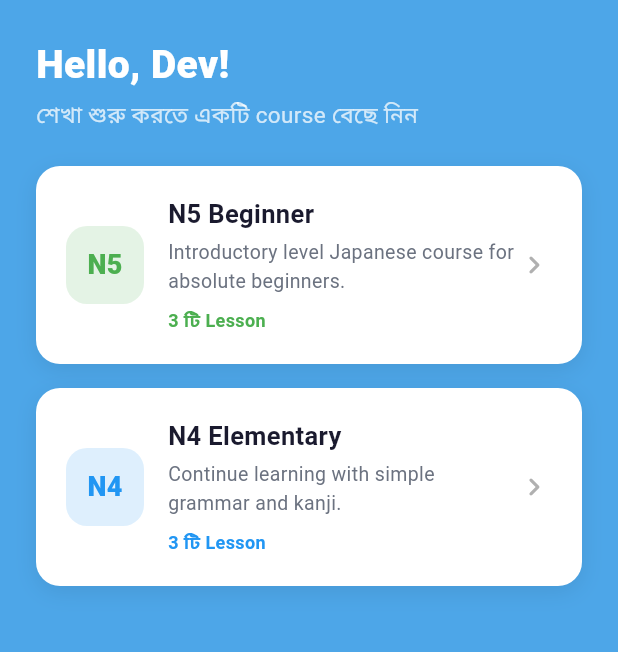
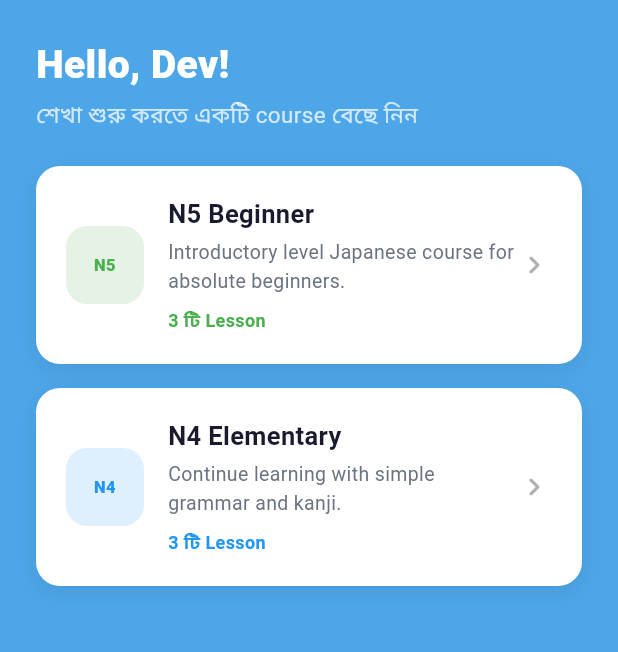
Before and after one commit to Faiaaz/EdTech-language-learning, a Flutter app: the CourseListScreen screen opened by its route, on a phone screen of 412 x 824 dp, the part 80-732 px from its top. Run offline on Flutter 3.47's test engine with Material 3 defaults, Android fonts, the phone set to English and light mode, and no system bars; our stand-ins replace get, shared_preferences, video_player; accounts and stored records are empty.

Commit message:
Fix Class 1 badge text wrapping in course card
Reduced font size from 18 to 11 and added textAlign center so
'Class 1' fits on one line in the 52x52px badge for Korean and
German courses.

https://claude.ai/code/session_01VXqu7MWNvWyVMXCkXwbNn2

```diff
--- a/lib/screens/course_list_screen.dart
+++ b/lib/screens/course_list_screen.dart
@@ -231,9 +231,10 @@ class _CourseCard extends StatelessWidget {
               child: Center(
                 child: Text(
                   course.level,
+                  textAlign: TextAlign.center,
                   style: TextStyle(
                     color: badgeColor,
-                    fontSize: 18,
+                    fontSize: 11,
                     fontWeight: FontWeight.w900,
                   ),
                 ),
```
